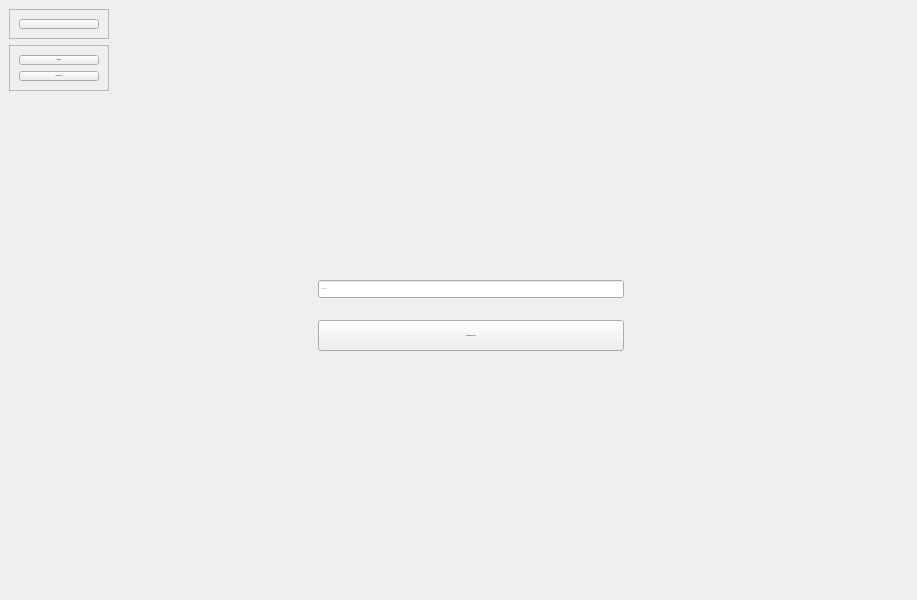
Before: the Qt Designer form views/userMenuWindow.ui in hug0be/pyhon_app, drawn with Qt 5.
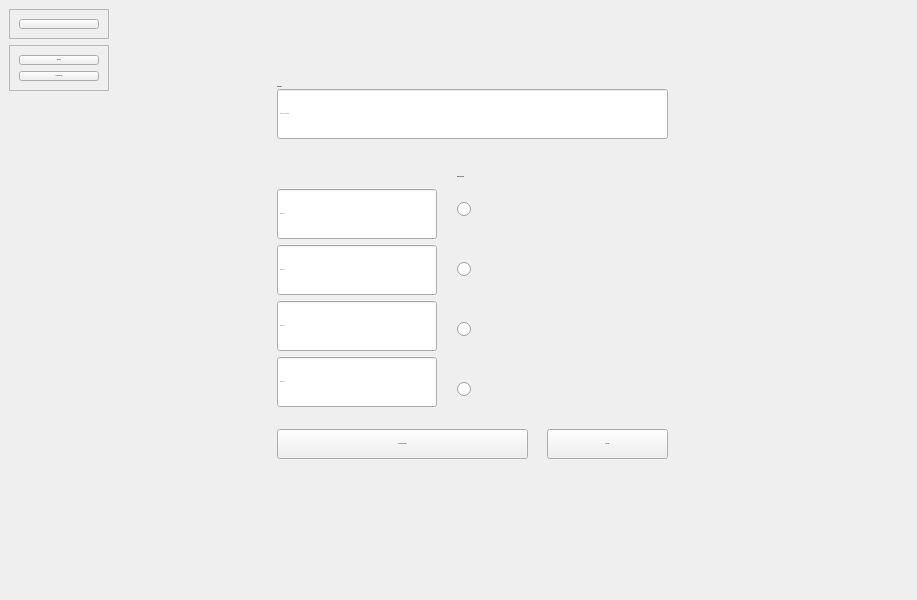
After: the same form once the commit is applied. The open tabs and pages were chosen to show the change. Icons and pictures are not drawn.

Commit message: [BIG FEATURE] Finalisation de la création des quizz

Diff of the .ui file:
```diff
--- a/views/userMenuWindow.ui
+++ b/views/userMenuWindow.ui
@@ -260,50 +260,503 @@
        </widget>
       </widget>
       <widget class="QWidget" name="createQuizzPage">
-       <widget class="QPushButton" name="saveQuizzButton">
+       <widget class="QStackedWidget" name="quizzCreationSteps">
         <property name="geometry">
          <rect>
-          <x>200</x>
-          <y>320</y>
-          <width>306</width>
-          <height>31</height>
+          <x>-1</x>
+          <y>-1</y>
+          <width>771</width>
+          <height>601</height>
          </rect>
         </property>
-        <property name="text">
-         <string>Sauvegarder ce quizz</string>
-        </property>
-       </widget>
-       <widget class="QLineEdit" name="quizzTitle">
-        <property name="geometry">
-         <rect>
-          <x>200</x>
-          <y>280</y>
-          <width>306</width>
-          <height>18</height>
-         </rect>
-        </property>
-        <property name="echoMode">
-         <enum>QLineEdit::Normal</enum>
-        </property>
-        <property name="placeholderText">
-         <string>Titre du quizz</string>
-        </property>
-       </widget>
-       <widget class="QLabel" name="createQuizzErrorsLabel">
-        <property name="geometry">
-         <rect>
-          <x>200</x>
-          <y>360</y>
-          <width>306</width>
-          <height>37</height>
-         </rect>
-        </property>
-        <property name="styleSheet">
-         <string notr="true">color: #F3A917</string>
-        </property>
-        <property name="text">
-         <string/>
-        </property>
+        <widget class="QWidget" name="nameQuizzPage">
+         <widget class="QLabel" name="nameQuizzErrorsLabel">
+          <property name="geometry">
+           <rect>
+            <x>180</x>
+            <y>260</y>
+            <width>306</width>
+            <height>37</height>
+           </rect>
+          </property>
+          <property name="styleSheet">
+           <string notr="true">color: #F3A917</string>
+          </property>
+          <property name="text">
+           <string/>
+          </property>
+         </widget>
+         <widget class="QLineEdit" name="quizzTitle">
+          <property name="geometry">
+           <rect>
+            <x>180</x>
+            <y>310</y>
+            <width>306</width>
+            <height>18</height>
+           </rect>
+          </property>
+          <property name="echoMode">
+           <enum>QLineEdit::Normal</enum>
+          </property>
+          <property name="placeholderText">
+           <string>Titre du Quizz</string>
+          </property>
+         </widget>
+         <widget class="QPushButton" name="addQuestionsButton">
+          <property name="geometry">
+           <rect>
+            <x>180</x>
+            <y>340</y>
+            <width>311</width>
+            <height>24</height>
+           </rect>
+          </property>
+          <property name="text">
+           <string>Ajouter les questions &gt;</string>
+          </property>
+         </widget>
+        </widget>
+        <widget class="QWidget" name="createQuestionsPage">
+         <widget class="QLineEdit" name="titleQuestion">
+          <property name="geometry">
+           <rect>
+            <x>160</x>
+            <y>90</y>
+            <width>391</width>
+            <height>50</height>
+           </rect>
+          </property>
+          <property name="minimumSize">
+           <size>
+            <width>0</width>
+            <height>50</height>
+           </size>
+          </property>
+          <property name="echoMode">
+           <enum>QLineEdit::Normal</enum>
+          </property>
+          <property name="placeholderText">
+           <string>Intitulé de la question</string>
+          </property>
+         </widget>
+         <widget class="QRadioButton" name="radioButton0">
+          <property name="geometry">
+           <rect>
+            <x>340</x>
+            <y>200</y>
+            <width>21</width>
+            <height>21</height>
+           </rect>
+          </property>
+          <property name="minimumSize">
+           <size>
+            <width>0</width>
+            <height>0</height>
+           </size>
+          </property>
+          <property name="font">
+           <font>
+            <pointsize>-1</pointsize>
+           </font>
+          </property>
+          <property name="text">
+           <string/>
+          </property>
+          <property name="checked">
+           <bool>false</bool>
+          </property>
+          <attribute name="buttonGroup">
+           <string notr="true">choiceRightAnswer</string>
+          </attribute>
+         </widget>
+         <widget class="QRadioButton" name="radioButton2">
+          <property name="geometry">
+           <rect>
+            <x>340</x>
+            <y>260</y>
+            <width>21</width>
+            <height>21</height>
+           </rect>
+          </property>
+          <property name="minimumSize">
+           <size>
+            <width>0</width>
+            <height>0</height>
+           </size>
+          </property>
+          <property name="font">
+           <font>
+            <pointsize>-1</pointsize>
+           </font>
+          </property>
+          <property name="text">
+           <string/>
+          </property>
+          <property name="checked">
+           <bool>false</bool>
+          </property>
+          <attribute name="buttonGroup">
+           <string notr="true">choiceRightAnswer</string>
+          </attribute>
+         </widget>
+         <widget class="QRadioButton" name="radioButton3">
+          <property name="geometry">
+           <rect>
+            <x>340</x>
+            <y>320</y>
+            <width>21</width>
+            <height>21</height>
+           </rect>
+          </property>
+          <property name="minimumSize">
+           <size>
+            <width>0</width>
+            <height>0</height>
+           </size>
+          </property>
+          <property name="font">
+           <font>
+            <pointsize>-1</pointsize>
+           </font>
+          </property>
+          <property name="text">
+           <string/>
+          </property>
+          <property name="checked">
+           <bool>false</bool>
+          </property>
+          <attribute name="buttonGroup">
+           <string notr="true">choiceRightAnswer</string>
+          </attribute>
+         </widget>
+         <widget class="QRadioButton" name="radioButton4">
+          <property name="geometry">
+           <rect>
+            <x>340</x>
+            <y>380</y>
+            <width>21</width>
+            <height>21</height>
+           </rect>
+          </property>
+          <property name="minimumSize">
+           <size>
+            <width>0</width>
+            <height>0</height>
+           </size>
+          </property>
+          <property name="font">
+           <font>
+            <pointsize>-1</pointsize>
+           </font>
+          </property>
+          <property name="text">
+           <string/>
+          </property>
+          <property name="checked">
+           <bool>false</bool>
+          </property>
+          <attribute name="buttonGroup">
+           <string notr="true">choiceRightAnswer</string>
+          </attribute>
+         </widget>
+         <widget class="QLabel" name="label_2">
+          <property name="geometry">
+           <rect>
+            <x>340</x>
+            <y>170</y>
+            <width>101</width>
+            <height>16</height>
+           </rect>
+          </property>
+          <property name="text">
+           <string>&lt;html&gt;&lt;head/&gt;&lt;body&gt;&lt;p&gt;&lt;span style=&quot; font-weight:600;&quot;&gt;Bonne réponse&lt;/span&gt;&lt;/p&gt;&lt;/body&gt;&lt;/html&gt;</string>
+          </property>
+         </widget>
+         <widget class="QPushButton" name="nextQuestionButton">
+          <property name="geometry">
+           <rect>
+            <x>160</x>
+            <y>430</y>
+            <width>251</width>
+            <height>30</height>
+           </rect>
+          </property>
+          <property name="minimumSize">
+           <size>
+            <width>0</width>
+            <height>30</height>
+           </size>
+          </property>
+          <property name="text">
+           <string>Prochaine question</string>
+          </property>
+         </widget>
+         <widget class="QPushButton" name="endQuestionsButton">
+          <property name="geometry">
+           <rect>
+            <x>430</x>
+            <y>430</y>
+            <width>121</width>
+            <height>30</height>
+           </rect>
+          </property>
+          <property name="minimumSize">
+           <size>
+            <width>0</width>
+            <height>30</height>
+           </size>
+          </property>
+          <property name="text">
+           <string>Terminer</string>
+          </property>
+         </widget>
+         <widget class="QLabel" name="questionCreationErrorsLabel">
+          <property name="geometry">
+           <rect>
+            <x>160</x>
+            <y>480</y>
+            <width>391</width>
+            <height>41</height>
+           </rect>
+          </property>
+          <property name="styleSheet">
+           <string notr="true">color: #F3A917</string>
+          </property>
+          <property name="text">
+           <string/>
+          </property>
+         </widget>
+         <widget class="QWidget" name="verticalLayoutWidget">
+          <property name="geometry">
+           <rect>
+            <x>160</x>
+            <y>190</y>
+            <width>160</width>
+            <height>220</height>
+           </rect>
+          </property>
+          <layout class="QVBoxLayout" name="answers">
+           <item>
+            <widget class="QLineEdit" name="answer1">
+             <property name="minimumSize">
+              <size>
+               <width>0</width>
+               <height>50</height>
+              </size>
+             </property>
+             <property name="echoMode">
+              <enum>QLineEdit::Normal</enum>
+             </property>
+             <property name="placeholderText">
+              <string>Réponse 1</string>
+             </property>
+            </widget>
+           </item>
+           <item>
+            <widget class="QLineEdit" name="answer2">
+             <property name="minimumSize">
+              <size>
+               <width>0</width>
+               <height>50</height>
+              </size>
+             </property>
+             <property name="echoMode">
+              <enum>QLineEdit::Normal</enum>
+             </property>
+             <property name="placeholderText">
+              <string>Réponse 2</string>
+             </property>
+            </widget>
+           </item>
+           <item>
+            <widget class="QLineEdit" name="answer3">
+             <property name="minimumSize">
+              <size>
+               <width>0</width>
+               <height>50</height>
+              </size>
+             </property>
+             <property name="echoMode">
+              <enum>QLineEdit::Normal</enum>
+             </property>
+             <property name="placeholderText">
+              <string>Réponse 3</string>
+             </property>
+            </widget>
+           </item>
+           <item>
+            <widget class="QLineEdit" name="answer4">
+             <property name="minimumSize">
+              <size>
+               <width>0</width>
+               <height>50</height>
+              </size>
+             </property>
+             <property name="echoMode">
+              <enum>QLineEdit::Normal</enum>
+             </property>
+             <property name="placeholderText">
+              <string>Réponse 4</string>
+             </property>
+            </widget>
+           </item>
+          </layout>
+         </widget>
+         <widget class="QLabel" name="questionNumberLabel">
+          <property name="geometry">
+           <rect>
+            <x>160</x>
+            <y>80</y>
+            <width>101</width>
+            <height>16</height>
+           </rect>
+          </property>
+          <property name="text">
+           <string>&lt;html&gt;&lt;head/&gt;&lt;body&gt;&lt;p&gt;&lt;span style=&quot; font-weight:600;&quot;&gt;Question 1&lt;/span&gt;&lt;/p&gt;&lt;/body&gt;&lt;/html&gt;</string>
+          </property>
+         </widget>
+        </widget>
+        <widget class="QWidget" name="chooseOrderPage">
+         <widget class="QLabel" name="questionNumberLabel_3">
+          <property name="geometry">
+           <rect>
+            <x>190</x>
+            <y>113</y>
+            <width>381</width>
+            <height>61</height>
+           </rect>
+          </property>
+          <property name="text">
+           <string>&lt;html&gt;&lt;head/&gt;&lt;body&gt;&lt;p&gt;&lt;span style=&quot; font-size:12pt;&quot;&gt;Afficher les questions dans un ordre aléatoire ?&lt;/span&gt;&lt;/p&gt;&lt;/body&gt;&lt;/html&gt;</string>
+          </property>
+          <property name="alignment">
+           <set>Qt::AlignCenter</set>
+          </property>
+         </widget>
+         <widget class="QPushButton" name="doRandomOrderButton">
+          <property name="geometry">
+           <rect>
+            <x>220</x>
+            <y>190</y>
+            <width>116</width>
+            <height>30</height>
+           </rect>
+          </property>
+          <property name="minimumSize">
+           <size>
+            <width>0</width>
+            <height>30</height>
+           </size>
+          </property>
+          <property name="text">
+           <string>Oui</string>
+          </property>
+         </widget>
+         <widget class="QPushButton" name="noRandomOrderButton">
+          <property name="geometry">
+           <rect>
+            <x>420</x>
+            <y>190</y>
+            <width>116</width>
+            <height>30</height>
+           </rect>
+          </property>
+          <property name="minimumSize">
+           <size>
+            <width>0</width>
+            <height>30</height>
+           </size>
+          </property>
+          <property name="text">
+           <string>Non</string>
+          </property>
+         </widget>
+        </widget>
+        <widget class="QWidget" name="chooseNbToDisplayPage">
+         <widget class="QPushButton" name="saveQuizzButton">
+          <property name="geometry">
+           <rect>
+            <x>230</x>
+            <y>320</y>
+            <width>306</width>
+            <height>31</height>
+           </rect>
+          </property>
+          <property name="text">
+           <string>Valider</string>
+          </property>
+         </widget>
+         <widget class="QLabel" name="label_5">
+          <property name="geometry">
+           <rect>
+            <x>222</x>
+            <y>140</y>
+            <width>321</width>
+            <height>20</height>
+           </rect>
+          </property>
+          <property name="text">
+           <string>&lt;html&gt;&lt;head/&gt;&lt;body&gt;&lt;p&gt;&lt;span style=&quot; font-size:12pt;&quot;&gt;Combien voulez-vous afficher de questions ?&lt;/span&gt;&lt;/p&gt;&lt;/body&gt;&lt;/html&gt;</string>
+          </property>
+          <property name="alignment">
+           <set>Qt::AlignCenter</set>
+          </property>
+         </widget>
+         <widget class="QLabel" name="nbQuestionsLabel">
+          <property name="geometry">
+           <rect>
+            <x>220</x>
+            <y>169</y>
+            <width>321</width>
+            <height>31</height>
+           </rect>
+          </property>
+          <property name="text">
+           <string>&lt;html&gt;&lt;head/&gt;&lt;body&gt;&lt;p&gt;Vous avez écrit 1 questions&lt;br/&gt;&lt;/p&gt;&lt;/body&gt;&lt;/html&gt;</string>
+          </property>
+          <property name="alignment">
+           <set>Qt::AlignCenter</set>
+          </property>
+         </widget>
+         <widget class="QLineEdit" name="nbToDisplay">
+          <property name="geometry">
+           <rect>
+            <x>270</x>
+            <y>230</y>
+            <width>234</width>
+            <height>50</height>
+           </rect>
+          </property>
+          <property name="minimumSize">
+           <size>
+            <width>0</width>
+            <height>50</height>
+           </size>
+          </property>
+          <property name="echoMode">
+           <enum>QLineEdit::Normal</enum>
+          </property>
+          <property name="placeholderText">
+           <string>Insérez un nombre</string>
+          </property>
+         </widget>
+         <widget class="QLabel" name="nbToDisplayErrorsLabel">
+          <property name="geometry">
+           <rect>
+            <x>270</x>
+            <y>370</y>
+            <width>234</width>
+            <height>13</height>
+           </rect>
+          </property>
+          <property name="styleSheet">
+           <string notr="true">color: #F3A917</string>
+          </property>
+          <property name="text">
+           <string/>
+          </property>
+         </widget>
+        </widget>
        </widget>
       </widget>
       <widget class="QWidget" name="quizzListPage">
```
Left out of the diff: 18 changed lines with no effect on the pictures. The commit also changes 8 other files.
